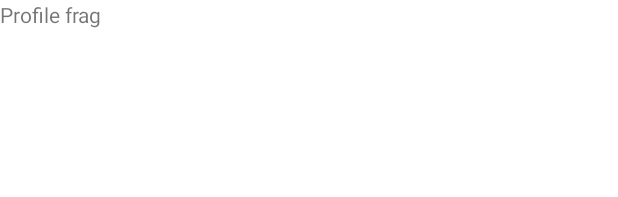
After one commit to FireLord/pie, an Android app: the layout fragment_profile.xml on its own in the app's theme, with its tools: preview values and no code run, on a phone screen of 412 x 824 dp. The commit adds this screen. Shown: the top 197 px of the screen. Run offline under Robolectric (Android 15) with nearby library versions, the phone set to English and light mode, and no system bars.

Commit message:
setup bottom navigation
Signed-off-by: FireLord <firelord.xda@gmail.com>

```diff
--- /dev/null
+++ b/app/src/main/res/layout/fragment_profile.xml
@@ -0,0 +1,23 @@
+<?xml version="1.0" encoding="utf-8"?>
+<layout>
+<androidx.constraintlayout.widget.ConstraintLayout xmlns:android="http://schemas.android.com/apk/res/android"
+    xmlns:app="http://schemas.android.com/apk/res-auto"
+    xmlns:tools="http://schemas.android.com/tools"
+    android:id="@+id/frameLayout3"
+    android:layout_width="match_parent"
+    android:layout_height="match_parent"
+    tools:context=".ProfileFragment">
+
+    <!-- TODO: Update blank fragment layout -->
+    <TextView
+        android:id="@+id/textView3"
+        android:layout_width="0dp"
+        android:layout_height="0dp"
+        android:text="Profile frag"
+        app:layout_constraintBottom_toBottomOf="parent"
+        app:layout_constraintEnd_toEndOf="parent"
+        app:layout_constraintStart_toStartOf="parent"
+        app:layout_constraintTop_toTopOf="parent" />
+
+</androidx.constraintlayout.widget.ConstraintLayout>
+</layout>
--- a/app/src/main/res/values/strings.xml
+++ b/app/src/main/res/values/strings.xml
@@ -1,3 +1,5 @@
 <resources>
     <string name="app_name">Pie</string>
+    <!-- TODO: Remove or change this placeholder text -->
+    <string name="hello_blank_fragment">Hello blank fragment</string>
 </resources>
--- a/settings.gradle
+++ b/settings.gradle
@@ -10,6 +10,7 @@ dependencyResolutionManagement {
     repositories {
         google()
         mavenCentral()
+        maven { url 'https://jitpack.io' }
     }
 }
 rootProject.name = "Pie"
```
Also changed, not shown: app/src/main/java/com/firelord/pie/HomeFragment.kt (added, +18 -0 lines), app/src/main/java/com/firelord/pie/MainActivity.kt (+13 -1 lines), app/src/main/java/com/firelord/pie/PieFragment.kt (added, +17 -0 lines), app/src/main/java/com/firelord/pie/ProfileFragment.kt (added, +19 -0 lines), app/src/main/res/layout/activity_main.xml (+21 -7 lines), app/src/main/res/layout/fragment_home.xml (added, +23 -0 lines), app/src/main/res/layout/fragment_pie.xml (added, +23 -0 lines), app/src/main/res/menu/bottom_nav_menu.xml (added, +9 -0 lines), app/src/main/res/navigation/nav_graph.xml (added, +23 -0 lines).
